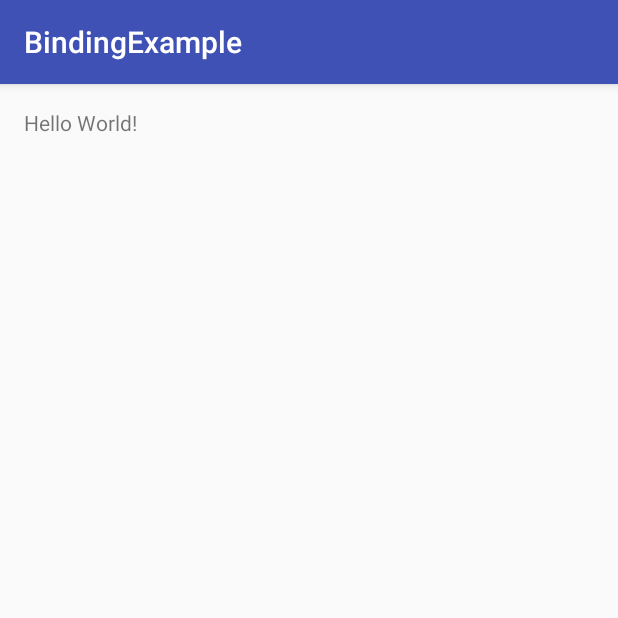
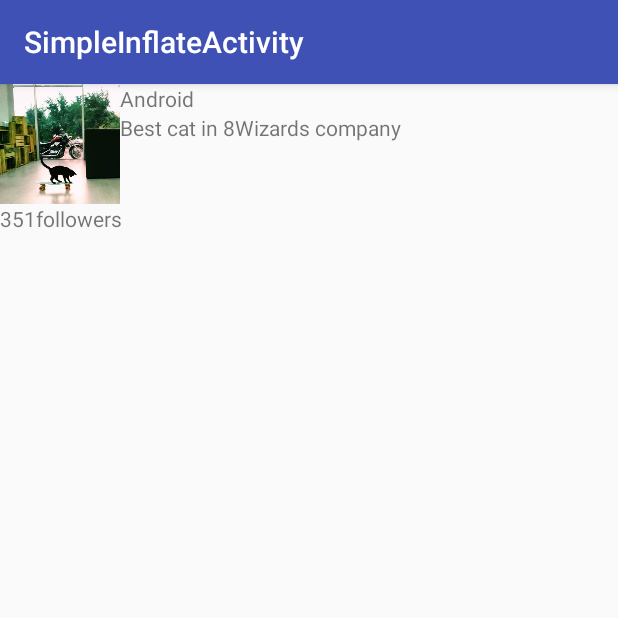
Before and after one commit to dmi3coder/android_data_binding, an Android app: the screen it shows after launch (MainActivity before the commit, SimpleInflateActivity after it), on a phone screen of 412 x 824 dp, the top half of it. Run offline under Robolectric (Android 15) with nearby library versions, the phone set to English and light mode, and no system bars; our stand-ins replace data binding; 3 statements that could not run were skipped.

Commit message:
Simple Profile inflation

```diff
--- a/app/src/main/AndroidManifest.xml
+++ b/app/src/main/AndroidManifest.xml
@@ -8,14 +8,16 @@
         android:label="@string/app_name"
         android:supportsRtl="true"
         android:theme="@style/AppTheme">
-        <activity android:name=".MainActivity">
+        <activity android:name=".simple.SimpleActivity"
+            android:label="SimpleActivity">
             <intent-filter>
                 <action android:name="android.intent.action.MAIN" />
 
                 <category android:name="android.intent.category.LAUNCHER" />
             </intent-filter>
         </activity>
-        <activity android:name=".simple.SimpleActivity">
+        <activity android:name=".inflate.simple.SimpleInflateActivity"
+            android:label="SimpleInflateActivity">
             <intent-filter>
                 <action android:name="android.intent.action.MAIN" />
 
--- /dev/null
+++ b/app/src/main/java/com/dmi3coder/bindingexample/inflate/simple/Profile.java
@@ -0,0 +1,72 @@
+package com.dmi3coder.bindingexample.inflate.simple;
+
+
+import java.util.Date;
+
+public class Profile {
+
+    private String nickname;
+    private String description;
+    private boolean online;
+    private Date date;
+    private int followers;
+    private boolean inFriends;
+
+    public Profile(String nickname, String description, boolean online, Date date, int followers, boolean inFriends) {
+        this.nickname = nickname;
+        this.description = description;
+        this.online = online;
+        this.date = date;
+        this.followers = followers;
+        this.inFriends = inFriends;
+    }
+
+    public String getNickname() {
+        return nickname;
+    }
+
+    public void setNickname(String nickname) {
+        this.nickname = nickname;
+    }
+
+    public String getDescription() {
+        return description;
+    }
+
+    public void setDescription(String description) {
+        this.description = description;
+    }
+
+    public boolean isOnline() {
+        return online;
+    }
+
+    public void setOnline(boolean online) {
+        this.online = online;
+    }
+
+    public Date getDate() {
+        return date;
+    }
+
+    public void setDate(Date date) {
+        this.date = date;
+    }
+
+    public int getFollowers() {
+        return followers;
+    }
+
+    public void setFollowers(int followers) {
+        this.followers = followers;
+    }
+
+    public boolean isInFriends() {
+        return inFriends;
+    }
+
+    public void setInFriends(boolean inFriends) {
+        this.inFriends = inFriends;
+    }
+
+}
--- /dev/null
+++ b/app/src/main/java/com/dmi3coder/bindingexample/inflate/simple/SimpleInflateActivity.java
@@ -0,0 +1,22 @@
+package com.dmi3coder.bindingexample.inflate.simple;
+
+import android.databinding.DataBindingUtil;
+import android.support.v7.app.AppCompatActivity;
+import android.os.Bundle;
+
+import com.dmi3coder.bindingexample.R;
+import com.dmi3coder.bindingexample.databinding.ActivitySimpleInflateBinding;
+
+import java.util.Date;
+
+public class SimpleInflateActivity extends AppCompatActivity {
+        ActivitySimpleInflateBinding binding;
+
+    @Override
+    protected void onCreate(Bundle savedInstanceState) {
+        super.onCreate(savedInstanceState);
+        setContentView(R.layout.activity_simple_inflate);
+        binding = DataBindingUtil.setContentView(this, R.layout.activity_simple_inflate);
+        binding.setProfile(new Profile("Android","Best cat in 8Wizards company",true,new Date(),351,false));
+    }
+}
--- /dev/null
+++ b/app/src/main/res/layout/activity_simple_inflate.xml
@@ -0,0 +1,50 @@
+<?xml version="1.0" encoding="utf-8"?>
+<layout xmlns:android="http://schemas.android.com/apk/res/android">
+    <data>
+        <variable
+            name="profile"
+            type="com.dmi3coder.bindingexample.inflate.simple.Profile"/>
+    </data>
+    <RelativeLayout
+        android:layout_width="match_parent"
+        android:layout_height="match_parent">
+
+        <LinearLayout
+            android:layout_width="match_parent"
+            android:layout_height="wrap_content"
+            android:orientation="vertical">
+            <LinearLayout
+                android:layout_width="match_parent"
+                android:layout_height="wrap_content"
+                android:orientation="horizontal">
+                <ImageView
+                    android:layout_width="@dimen/avatar"
+                    android:layout_height="@dimen/avatar"
+                    android:scaleType="centerCrop"
+                    android:src="@drawable/simple_cat2"/>
+                <LinearLayout
+                    android:layout_width="wrap_content"
+                    android:layout_height="wrap_content"
+                    android:orientation="vertical">
+                    <TextView
+                        android:layout_width="wrap_content"
+                        android:layout_height="wrap_content"
+                        android:text="@{profile.nickname}"/>
+                    <TextView
+                        android:layout_width="wrap_content"
+                        android:layout_height="wrap_content"
+                        android:text="@{profile.description}"/>
+                    <TextView
+                        android:layout_width="wrap_content"
+                        android:layout_height="wrap_content"
+                        android:textColor="@{profile.inFriends ? @android:color/holo_green_dark : @android:color/holo_red_dark}"
+                        android:text="@{profile.inFriends ? `In friends` : `Not in friends`}"/>
+                </LinearLayout>
+            </LinearLayout>
+                <TextView
+                    android:layout_width="wrap_content"
+                    android:layout_height="wrap_content"
+                    android:text="@{profile.followers + `followers`}"/>
+        </LinearLayout>
+    </RelativeLayout>
+</layout>
--- a/app/src/main/res/values/dimens.xml
+++ b/app/src/main/res/values/dimens.xml
@@ -2,4 +2,6 @@
     <!-- Default screen margins, per the Android Design guidelines. -->
     <dimen name="activity_horizontal_margin">16dp</dimen>
     <dimen name="activity_vertical_margin">16dp</dimen>
+
+    <dimen name="avatar">80dp</dimen>
 </resources>
```
